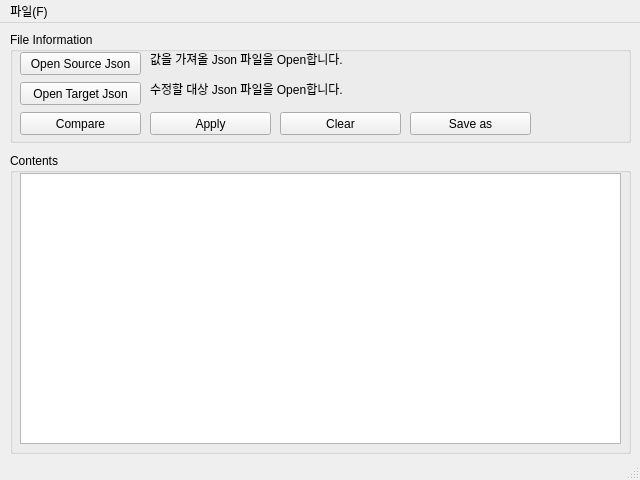
Qt form syncJson/sync_json.ui (rekar307/utils) before a commit.
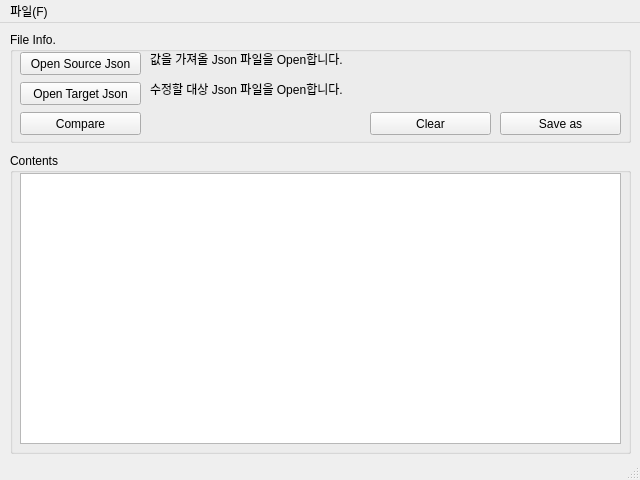
The same form after that commit.

Diff of the .ui file:
```diff
--- a/syncJson/sync_json.ui
+++ b/syncJson/sync_json.ui
@@ -24,7 +24,7 @@
      </rect>
     </property>
     <property name="title">
-     <string>File Information</string>
+     <string>File Info.</string>
     </property>
     <widget class="QPushButton" name="pushButton_tar">
      <property name="geometry">
@@ -97,23 +97,10 @@
       <string>Compare</string>
      </property>
     </widget>
-    <widget class="QPushButton" name="pushButton_apply">
-     <property name="geometry">
-      <rect>
-       <x>140</x>
-       <y>80</y>
-       <width>121</width>
-       <height>23</height>
-      </rect>
-     </property>
-     <property name="text">
-      <string>Apply</string>
-     </property>
-    </widget>
     <widget class="QPushButton" name="pushButton_clear">
      <property name="geometry">
       <rect>
-       <x>270</x>
+       <x>360</x>
        <y>80</y>
        <width>121</width>
        <height>23</height>
@@ -126,7 +113,7 @@
     <widget class="QPushButton" name="pushButton_clear_2">
      <property name="geometry">
       <rect>
-       <x>400</x>
+       <x>490</x>
        <y>80</y>
        <width>121</width>
        <height>23</height>
```
Left out of the diff: 2 changed lines with no effect on the pictures.
